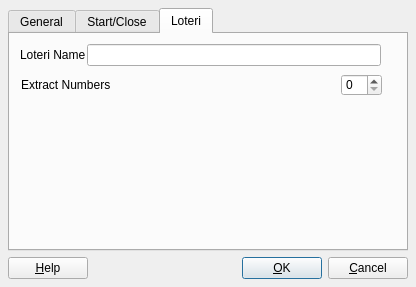
Qt form src/settingwidget.ui (popai/LotoTicket) before a commit.
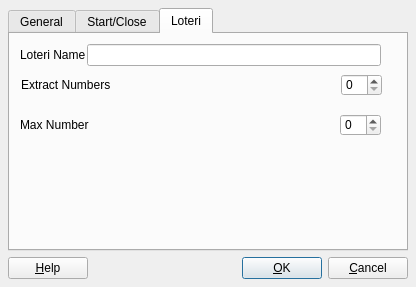
The same form after that commit. The open tabs and pages were chosen to show the change.

```diff
--- a/src/settingwidget.ui
+++ b/src/settingwidget.ui
@@ -228,7 +228,42 @@
          </spacer>
         </item>
         <item>
-         <widget class="QSpinBox" name="spinBox"/>
+         <widget class="QSpinBox" name="extractNr"/>
+        </item>
+       </layout>
+      </widget>
+      <widget class="QWidget" name="layoutWidget">
+       <property name="geometry">
+        <rect>
+         <x>10</x>
+         <y>80</y>
+         <width>361</width>
+         <height>22</height>
+        </rect>
+       </property>
+       <layout class="QHBoxLayout" name="horizontalLayout_2">
+        <item>
+         <widget class="QLabel" name="label_2">
+          <property name="text">
+           <string>Max Number</string>
+          </property>
+         </widget>
+        </item>
+        <item>
+         <spacer name="horizontalSpacer_2">
+          <property name="orientation">
+           <enum>Qt::Horizontal</enum>
+          </property>
+          <property name="sizeHint" stdset="0">
+           <size>
+            <width>218</width>
+            <height>20</height>
+           </size>
+          </property>
+         </spacer>
+        </item>
+        <item>
+         <widget class="QSpinBox" name="maxNr"/>
         </item>
        </layout>
       </widget>
```
Left out of the diff: 6 changed lines with no effect on the pictures.
